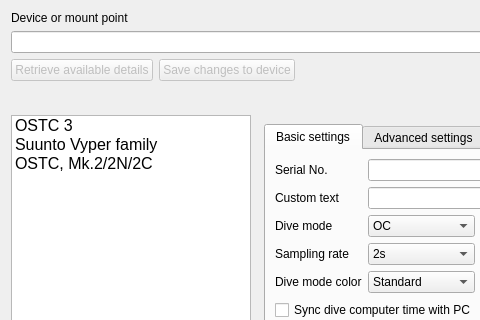
First picture: the form in qt-ui/configuredivecomputerdialog.ui, repository subsurface/subsurface, before the edit; both pictures show x 0 to 480 and y 0 to 320 of the 842 by 614 pixel window.
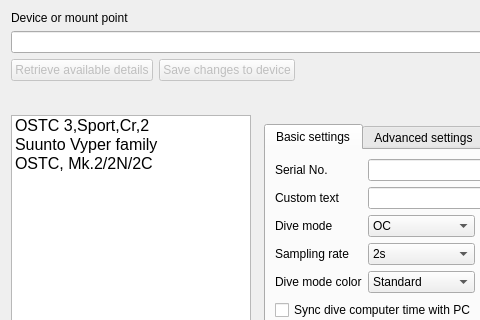
Second picture: the form after the edit. Icons and pictures are not drawn.

Commit message:
Change OSTC 3 config option to current models
Our OSTC 3 config code works for all hwOS devices, so be more clear when
saying that as the chooser option.

Patch:
```diff
--- a/qt-ui/configuredivecomputerdialog.ui
+++ b/qt-ui/configuredivecomputerdialog.ui
@@ -211,7 +211,7 @@
       </property>
       <item>
        <property name="text">
-        <string>OSTC 3</string>
+        <string>OSTC 3,Sport,Cr,2</string>
        </property>
        <property name="icon">
         <iconset resource="../subsurface.qrc">
```
